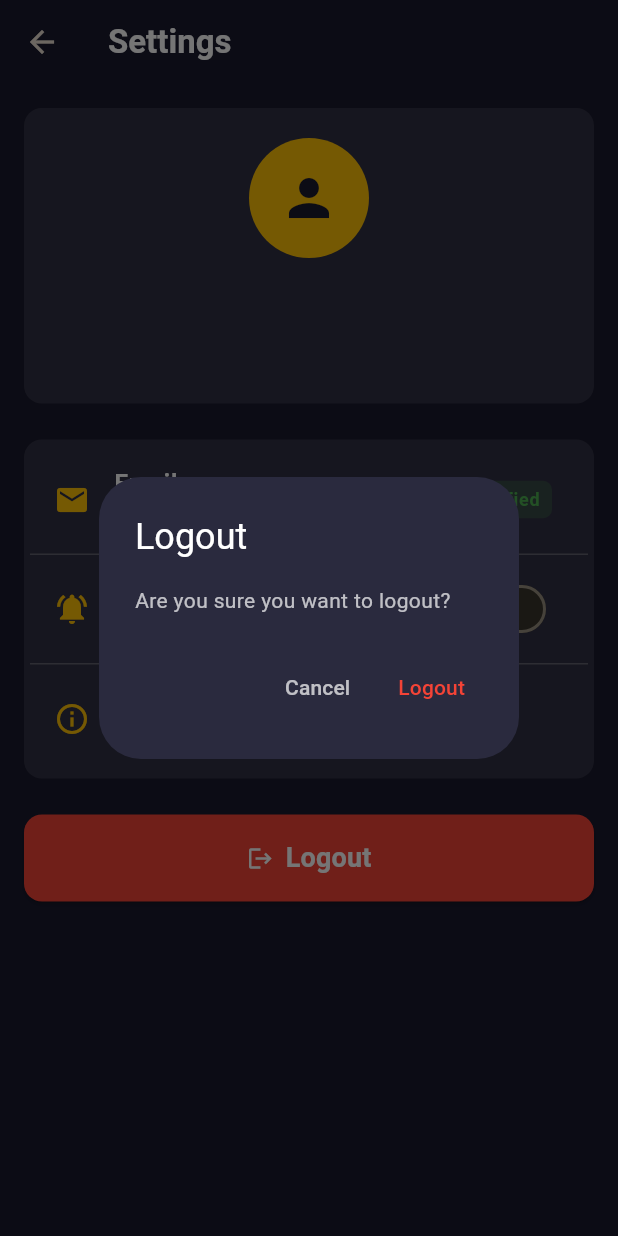
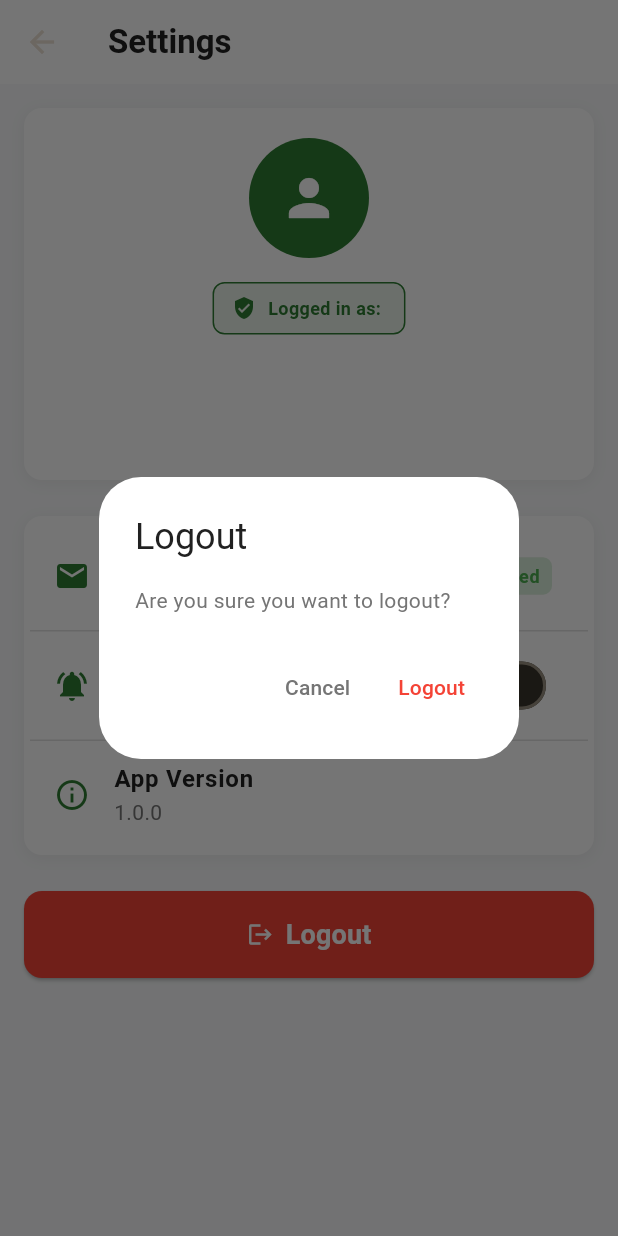
Before and after one commit to Tresorshingiro/KigaliDirectory, a Flutter app: the SettingsScreen screen opened directly, after a tap on "Logout", on a phone screen of 412 x 824 dp. Run offline on Flutter 3.47's test engine with Material 3 defaults, Android fonts, the phone set to English and light mode, and no system bars; our stand-ins replace cloud_firestore, firebase_auth, firebase_core, flutter_riverpod, google_maps_flutter; accounts and stored records are empty.

```diff
--- a/lib/screens/settings_screen.dart
+++ b/lib/screens/settings_screen.dart
@@ -13,11 +13,11 @@ class SettingsScreen extends ConsumerWidget {
 
     if (currentUser == null) {
       return const Scaffold(
-        backgroundColor: Color(0xFF1A1A2E),
+        backgroundColor: Color(0xFFF8F9FA),
         body: Center(
           child: Text(
             'Not logged in',
-            style: TextStyle(color: Colors.white),
+            style: TextStyle(color: Color(0xFF212121)),
           ),
         ),
       );
@@ -26,14 +26,14 @@ class SettingsScreen extends ConsumerWidget {
     final userProfileAsync = ref.watch(userProfileProvider(currentUser.uid));
 
     return Scaffold(
-      backgroundColor: const Color(0xFF1A1A2E),
+      backgroundColor: const Color(0xFFF8F9FA),
       appBar: AppBar(
-        backgroundColor: const Color(0xFF1A1A2E),
+        backgroundColor: Colors.white,
         elevation: 0,
         title: const Text(
           'Settings',
           style: TextStyle(
-            color: Colors.white,
+            color: Color(0xFF212121),
             fontWeight: FontWeight.bold,
           ),
         ),
@@ -47,18 +47,50 @@ class SettingsScreen extends ConsumerWidget {
             Container(
               padding: const EdgeInsets.all(20),
               decoration: BoxDecoration(
-                color: Colors.white.withOpacity(0.1),
+                color: Colors.white,
                 borderRadius: BorderRadius.circular(12),
+                boxShadow: [
+                  BoxShadow(
+                    color: Colors.black.withOpacity(0.05),
+                    blurRadius: 8,
+                    offset: const Offset(0, 2),
+                  ),
+                ],
               ),
               child: Column(
                 children: [
                   const CircleAvatar(
                     radius: 40,
-                    backgroundColor: Color(0xFFFFC107),
+                    backgroundColor: Color(0xFF2E7D32),
                     child: Icon(
                       Icons.person,
                       size: 40,
-                      color: Color(0xFF1A1A2E),
+                      color: Colors.white,
+                    ),
+                  ),
+                  const SizedBox(height: 16),
+                  // Show currently authenticated email prominently
+                  Container(
+                    padding: const EdgeInsets.symmetric(horizontal: 12, vertical: 8),
+                    decoration: BoxDecoration(
+                      color: Color(0xFF2E7D32).withOpacity(0.1),
+                      borderRadius: BorderRadius.circular(8),
+                      border: Border.all(color: Color(0xFF2E7D32), width: 1),
+                    ),
+                    child: Row(
+                      mainAxisSize: MainAxisSize.min,
+                      children: [
+                        Icon(Icons.verified_user, color: Color(0xFF2E7D32), size: 16),
+                        SizedBox(width: 8),
+                        Text(
+                          'Logged in as: ${currentUser.email}',
+                          style: TextStyle(
+                            color: Color(0xFF2E7D32),
+                            fontSize: 12,
+                            fontWeight: FontWeight.w600,
+                          ),
+                        ),
+                      ],
                     ),
                   ),
                   const SizedBox(height: 16),
@@ -67,7 +99,7 @@ class SettingsScreen extends ConsumerWidget {
                       if (profile == null) {
                         return const Text(
                           'Profile not found',
-                          style: TextStyle(color: Colors.white70),
+                          style: TextStyle(color: Color(0xFF757575)),
                         );
                       }
                       return Column(
@@ -75,7 +107,7 @@ class SettingsScreen extends ConsumerWidget {
                           Text(
                             profile.displayName,
                             style: const TextStyle(
-                              color: Colors.white,
+                              color: Color(0xFF212121),
                               fontSize: 24,
                               fontWeight: FontWeight.bold,
                             ),
@@ -84,7 +116,7 @@ class SettingsScreen extends ConsumerWidget {
                           Text(
                             profile.email,
                             style: const TextStyle(
-                              color: Colors.white70,
+                              color: Color(0xFF757575),
                               fontSize: 16,
                             ),
                           ),
@@ -92,7 +124,7 @@ class SettingsScreen extends ConsumerWidget {
                       );
                     },
                     loading: () => const CircularProgressIndicator(
-                      valueColor: AlwaysStoppedAnimation<Color>(Color(0xFFFFC107)),
+                      valueColor: AlwaysStoppedAnimation<Color>(Color(0xFF2E7D32)),
                     ),
                     error: (error, stack) => Text(
                       'Error loading profile',
@@ -109,8 +141,15 @@ class SettingsScreen extends ConsumerWidget {
             Container(
               padding: const EdgeInsets.all(4),
               decoration: BoxDecoration(
-                color: Colors.white.withOpacity(0.1),
+                color: Colors.white,
                 borderRadius: BorderRadius.circular(12),
+                boxShadow: [
+                  BoxShadow(
+                    color: Colors.black.withOpacity(0.05),
+                    blurRadius: 8,
+                    offset: const Offset(0, 2),
+                  ),
+                ],
               ),
               child: Column(
                 children: [
@@ -141,7 +180,7 @@ class SettingsScreen extends ConsumerWidget {
                     ),
                   ),
 
-                  const Divider(color: Colors.white24, height: 1),
+                  const Divider(color: Color(0xFFE0E0E0), height: 1),
 
                   // Location notifications toggle
                   _SettingsItem(
@@ -165,11 +204,11 @@ class SettingsScreen extends ConsumerWidget {
                           ),
                         );
                       },
-                      activeColor: const Color(0xFFFFC107),
+                      activeColor: const Color(0xFFFF8F00),
                     ),
                   ),
 
-                  const Divider(color: Colors.white24, height: 1),
+                  const Divider(color: Color(0xFFE0E0E0), height: 1),
 
                   // App version
                   const _SettingsItem(
@@ -189,21 +228,21 @@ class SettingsScreen extends ConsumerWidget {
                 final confirmed = await showDialog<bool>(
                   context: context,
                   builder: (context) => AlertDialog(
-                    backgroundColor: const Color(0xFF2A2A3E),
+                    backgroundColor: Colors.white,
                     title: const Text(
                       'Logout',
-                      style: TextStyle(color: Colors.white),
+                      style: TextStyle(color: Color(0xFF212121)),
                     ),
                     content: const Text(
                       'Are you sure you want to logout?',
-                      style: TextStyle(color: Colors.white70),
+                      style: TextStyle(color: Color(0xFF757575)),
                     ),
                     actions: [
                       TextButton(
                         onPressed: () => Navigator.of(context).pop(false),
                         child: const Text(
                           'Cancel',
-                          style: TextStyle(color: Colors.white70),
+                          style: TextStyle(color: Color(0xFF757575)),
                         ),
                       ),
                       TextButton(
@@ -218,7 +257,12 @@ class SettingsScreen extends ConsumerWidget {
                 );
 
                 if (confirmed == true) {
+                  // Sign out and invalidate all providers to clear cached state
                   await ref.read(authNotifierProvider.notifier).signOut();
+                  ref.invalidate(authStateProvider);
+                  ref.invalidate(currentUserProvider);
+                  ref.invalidate(allListingsProvider);
+                  ref.invalidate(userListingsProvider);
                 }
               },
               style: ElevatedButton.styleFrom(
@@ -265,19 +309,19 @@ class _SettingsItem extends StatelessWidget {
     return ListTile(
       leading: Icon(
         icon,
-        color: const Color(0xFFFFC107),
+        color: const Color(0xFF2E7D32),
       ),
       title: Text(
         title,
         style: const TextStyle(
-          color: Colors.white,
+          color: Color(0xFF212121),
           fontWeight: FontWeight.w600,
         ),
       ),
       subtitle: Text(
         subtitle,
         style: const TextStyle(
-          color: Colors.white70,
+          color: Color(0xFF757575),
           fontSize: 14,
         ),
       ),
```
